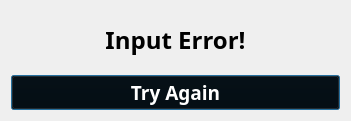
Old version of the form ui/error_input.ui in the repository dattlab/polytech_loan.
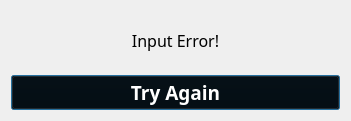
New version of the form.

Patch:
```diff
--- a/ui/error_input.ui
+++ b/ui/error_input.ui
@@ -21,9 +21,9 @@
        <property name="font">
         <font>
          <family>Atkinson Hyperlegible</family>
-         <pointsize>18</pointsize>
-         <weight>75</weight>
-         <bold>true</bold>
+         <pointsize>12</pointsize>
+         <weight>50</weight>
+         <bold>false</bold>
         </font>
        </property>
        <property name="styleSheet">
```
